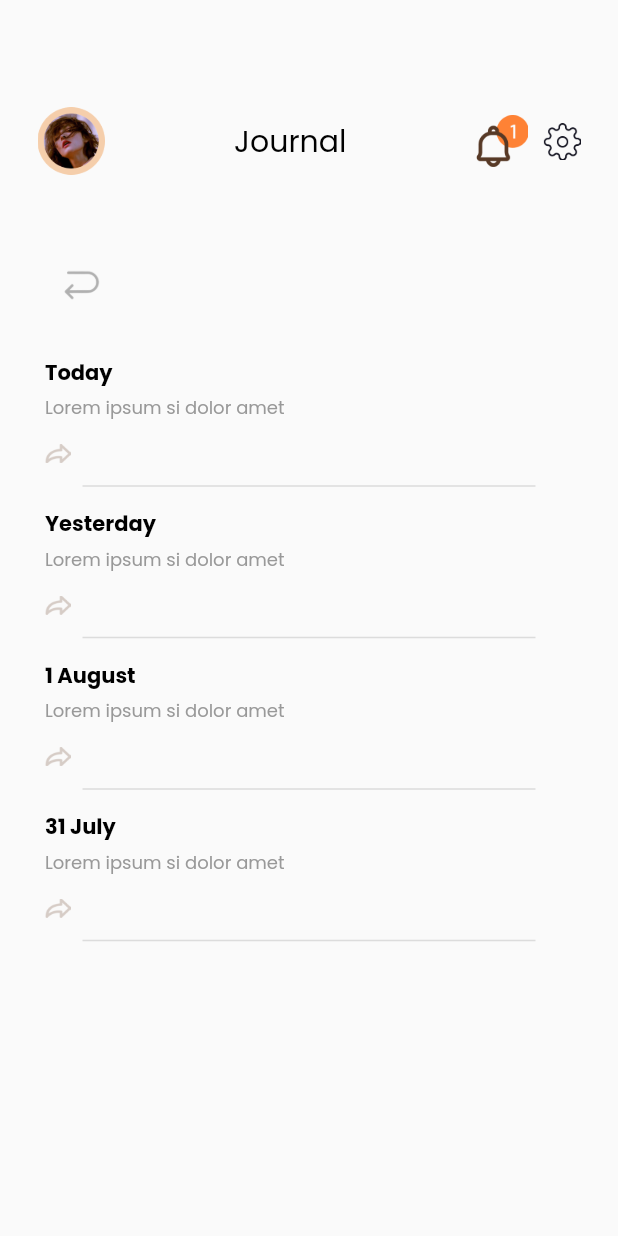
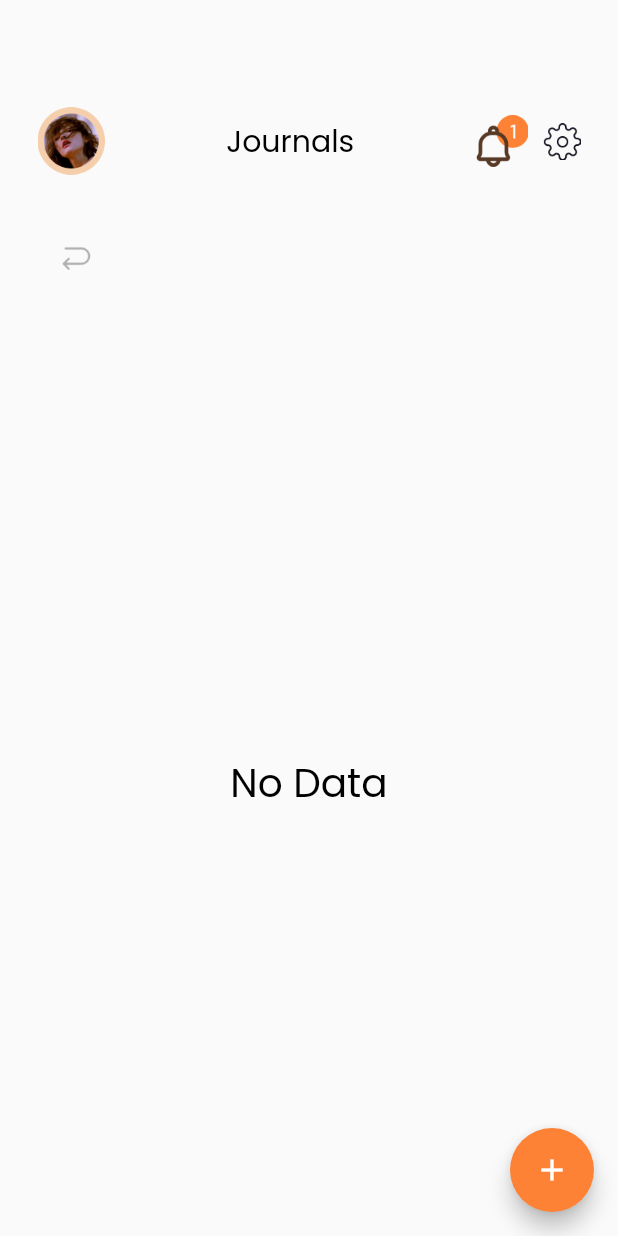
Before and after one commit to ibrahimmm999/Milestone02_K14, a Flutter app: the JournalPage screen opened directly, on a phone screen of 412 x 824 dp. Run offline on Flutter 3.47's test engine with Material 2 defaults, Android fonts, the phone set to English and light mode, and no system bars; our stand-ins replace bloc, cloud_firestore, equatable, firebase_auth, firebase_core, flutter_bloc and 2 more; accounts and stored records are empty.

Commit message:
menambah backend untuk bagian journal, menambah page journal form

```diff
--- a/src/lib/ui/home_page.dart
+++ b/src/lib/ui/home_page.dart
@@ -3,6 +3,7 @@ import 'package:flutter_bloc/flutter_bloc.dart';
 import 'package:milestone/cubit/auth_cubit.dart';
 import 'package:milestone/cubit/content_cubit.dart';
 import 'package:milestone/shared/theme.dart';
+import 'package:milestone/ui/journal_form.dart';
 import 'package:milestone/ui/article_detail_page.dart';
 import 'package:milestone/ui/article_page.dart';
 import 'package:milestone/ui/courses_page.dart';
@@ -15,6 +16,7 @@ import 'package:bloc/bloc.dart';
 
 import '../models/content_model.dart';
 import '../widgets/log_out_button.dart';
+
 import 'journal_page.dart';
 
 class HomePage extends StatefulWidget {
--- a/src/lib/ui/journal_page.dart
+++ b/src/lib/ui/journal_page.dart
@@ -1,30 +1,123 @@
+import 'package:cloud_firestore/cloud_firestore.dart';
+import 'package:flutter/material.dart';
 import 'package:milestone/shared/theme.dart';
-import 'package:flutter/material.dart';
+import 'package:milestone/ui/home_page.dart';
 import 'package:milestone/ui/journal_detail_page.dart';
 import 'package:milestone/widgets/custom_header.dart';
 
-class Journals extends StatelessWidget {
-  final String day;
-  final String content;
+import 'journal_form.dart';
 
-  const Journals({Key? key, this.day = '', this.content = ''})
-      : super(key: key);
+class JournalPage extends StatefulWidget {
+  const JournalPage({Key? key}) : super(key: key);
 
   @override
+  State<JournalPage> createState() => _JournalPageState();
+}
+
+class _JournalPageState extends State<JournalPage> {
+  @override
   Widget build(BuildContext context) {
+    FirebaseFirestore firebase = FirebaseFirestore.instance;
+
+    //get collection from firebase, collection is table in mysql
+    CollectionReference users = firebase.collection('journals');
+    Widget content() {
+      return FutureBuilder<QuerySnapshot>(
+        //data to be retrieved in the future
+        future: users.get(),
+        builder: (_, snapshot) {
+          //show if there is data
+          if (snapshot.hasData) {
+            // we take the document and pass it to a variable
+            var alldata = snapshot.data!.docs;
+
+            //if there is data, make list
+            return alldata.length != 0
+                ? ListView.builder(
+
+                    // displayed as much as the variable data alldata
+                    itemCount: alldata.length,
+
+                    //make custom item with list tile.
+                    itemBuilder: (_, index) {
                       return Container(
                           margin: EdgeInsets.symmetric(horizontal: 30),
                           child: Column(
-          crossAxisAlignment: CrossAxisAlignment.start,
                             children: [
-            Text(day,
-                style: blackTextStyle.copyWith(fontSize: 14, fontWeight: bold)),
+                              Row(
+                                mainAxisAlignment:
+                                    MainAxisAlignment.spaceBetween,
+                                children: [
+                                  GestureDetector(
+                                    onTap: () {
+                                      Navigator.push(
+                                          context,
+                                          MaterialPageRoute(
+                                              builder: (context) =>
+                                                  JournalDetailPage(
+                                                    title: alldata[index]
+                                                        ['title'],
+                                                    contentJournal:
+                                                        alldata[index]
+                                                            ['content'],
+                                                  )));
+                                    },
+                                    child: Container(
+                                      decoration: BoxDecoration(
+                                          color: kTransparentColor),
+                                      width: 250,
+                                      child: Expanded(
+                                        child: Column(
+                                          crossAxisAlignment:
+                                              CrossAxisAlignment.start,
+                                          children: [
+                                            Text(
+                                              alldata[index]['title'],
+                                              style:
+                                                  darkBrownTextStyle.copyWith(
+                                                      fontSize: 14,
+                                                      fontWeight: bold),
+                                              overflow: TextOverflow.ellipsis,
+                                              maxLines: 1,
+                                            ),
                                             SizedBox(height: 4),
-            Text(content,
-                style:
-                    greyTextStyle.copyWith(fontSize: 12, fontWeight: reguler)),
+                                            Text(
+                                              alldata[index]['content'],
+                                              overflow: TextOverflow.ellipsis,
+                                              style: darkGreyTextStyle.copyWith(
+                                                  fontSize: 13,
+                                                  fontWeight: light),
+                                              maxLines: 2,
+                                            ),
                                             SizedBox(height: 15),
-            Image.asset('assets/GoJournal.png', height: 13, width: 17),
+                                          ],
+                                        ),
+                                      ),
+                                    ),
+                                  ),
+                                  GestureDetector(
+                                      onTap: () {
+                                        Navigator.push(
+                                          context,
+                                          //pass data to edit form
+                                          MaterialPageRoute(
+                                              builder: (context) =>
+                                                  JournalFormPage(
+                                                    id: snapshot
+                                                        .data!.docs[index].id,
+                                                  )),
+                                        );
+                                      },
+                                      child: Container(
+                                        height: 13,
+                                        width: 18,
+                                        decoration: BoxDecoration(
+                                            image: DecorationImage(
+                                                image: AssetImage(
+                                                    'assets/GoJournal.png'))),
+                                      ))
+                                ],
+                              ),
                               Divider(
                                 height: 30,
                                 indent: 25,
@@ -33,106 +126,67 @@ class Journals extends StatelessWidget {
                               )
                             ],
                           ));
+                    })
+                : Center(
+                    child: Text(
+                      'No Data',
+                      style: blackTextStyle.copyWith(fontSize: 26),
+                    ),
+                  );
+          } else {
+            return Center(child: Text("Loading..."));
           }
-}
-
-class JournalPage extends StatelessWidget {
-  const JournalPage({Key? key}) : super(key: key);
-
-  @override
-  Widget build(BuildContext context) {
-    Widget header() {
-      return customHeader(
-        title: 'Journal',
+        },
       );
     }
 
     Widget backIcon() {
       return GestureDetector(
         onTap: () {
-          Navigator.pop(context);
+          Navigator.pushAndRemoveUntil(
+              context,
+              MaterialPageRoute(builder: (context) => HomePage()),
+              (route) => false);
         },
+        child: Align(
+          alignment: Alignment.topLeft,
           child: Container(
-          margin: EdgeInsets.only(left: 10, bottom: 20),
-          child:
-              Column(crossAxisAlignment: CrossAxisAlignment.start, children: [
-            SizedBox(height: 8),
-            Container(
-              margin: EdgeInsets.only(left: 25),
-              height: 38,
-              width: 38,
+            margin: EdgeInsets.only(left: 35, top: 160),
+            height: 24.5,
+            width: 31,
             decoration: BoxDecoration(
-                  image: DecorationImage(
-                      image: AssetImage('assets/back_icon.png')),
-                  borderRadius: BorderRadius.vertical(
-                    top: Radius.circular(90),
-                    bottom: Radius.circular(90),
-                  )),
+                image:
+                    DecorationImage(image: AssetImage('assets/back_icon.png'))),
           ),
-            SizedBox(height: 9),
-          ]),
         ),
       );
     }
 
-    Widget journal1() {
-      return GestureDetector(
-        onTap: () {
-          Navigator.push(context,
-              MaterialPageRoute(builder: (context) => JournalDetailPage()));
+    return Scaffold(
+      body: Stack(
+        children: [
+          Container(
+              margin: EdgeInsets.only(),
+              child: customHeader(
+                title: 'Journals',
+              )),
+          backIcon(),
+          Container(
+            child: content(),
+            margin: EdgeInsets.only(top: 220),
+          )
+        ],
+      ),
+      floatingActionButton: FloatingActionButton(
+        backgroundColor: kOrangeColor,
+        onPressed: () {
+          Navigator.push(
+            context,
+            MaterialPageRoute(builder: (context) => JournalFormPage()),
+          );
         },
-        child: Container(
-            decoration: BoxDecoration(color: kTransparentColor),
-            child:
-                Journals(day: 'Today', content: 'Lorem ipsum si dolor amet')),
-      );
-    }
-
-    Widget journal2() {
-      return GestureDetector(
-          onTap: () {
-            Navigator.push(context,
-                MaterialPageRoute(builder: (context) => JournalDetailPage()));
-          },
-          child: Container(
-              decoration: BoxDecoration(color: kTransparentColor),
-              child: Journals(
-                  day: 'Yesterday', content: 'Lorem ipsum si dolor amet')));
-    }
-
-    Widget journal3() {
-      return GestureDetector(
-          onTap: () {
-            Navigator.push(context,
-                MaterialPageRoute(builder: (context) => JournalDetailPage()));
-          },
-          child: Container(
-              decoration: BoxDecoration(color: kTransparentColor),
-              child: Journals(
-                  day: '1 August', content: 'Lorem ipsum si dolor amet')));
-    }
-
-    Widget journal4() {
-      return GestureDetector(
-          onTap: () {
-            Navigator.push(context,
-                MaterialPageRoute(builder: (context) => JournalDetailPage()));
-          },
-          child: Container(
-              decoration: BoxDecoration(color: kTransparentColor),
-              child: Journals(
-                  day: '31 July', content: 'Lorem ipsum si dolor amet')));
-    }
-
-    return Scaffold(
-      body: ListView(children: [
-        header(),
-        backIcon(),
-        journal1(),
-        journal2(),
-        journal3(),
-        journal4(),
-      ]),
+        child: Icon(Icons.add),
+      ),
     );
   }
 }
--- a/src/lib/ui/settings_page.dart
+++ b/src/lib/ui/settings_page.dart
@@ -6,6 +6,7 @@ import 'package:milestone/ui/settings_detail_page.dart';
 import 'package:milestone/shared/theme.dart';
 import 'package:milestone/widgets/custom_appbar.dart';
 import 'package:milestone/widgets/custom_settingbutton.dart';
+import 'profile_information_page.dart';
 
 import '../cubit/auth_cubit.dart';
 import '../widgets/custom_button.dart';
@@ -94,7 +95,7 @@ class SettingsPage extends StatelessWidget {
                                 context,
                                 MaterialPageRoute(
                                     builder: (context) =>
-                                        SettingsDetailPage()));
+                                        ProfileInformationPage()));
                           },
                           imagefile: 'assets/profileset.png',
                         ),
```
Also changed, not shown: src/lib/cubit/journal_cubit.dart (added, +22 -0 lines), src/lib/cubit/journal_state.dart (added, +29 -0 lines), src/lib/models/journal_model.dart (added, +33 -0 lines), src/lib/services/journal_service.dart (added, +32 -0 lines), src/lib/ui/journal_detail_page.dart (+7 -3 lines), src/lib/ui/journal_form.dart (added, +175 -0 lines), src/lib/ui/profile_information_page.dart (+15 -5 lines). Lines whose indentation alone changed are shown as unchanged.
